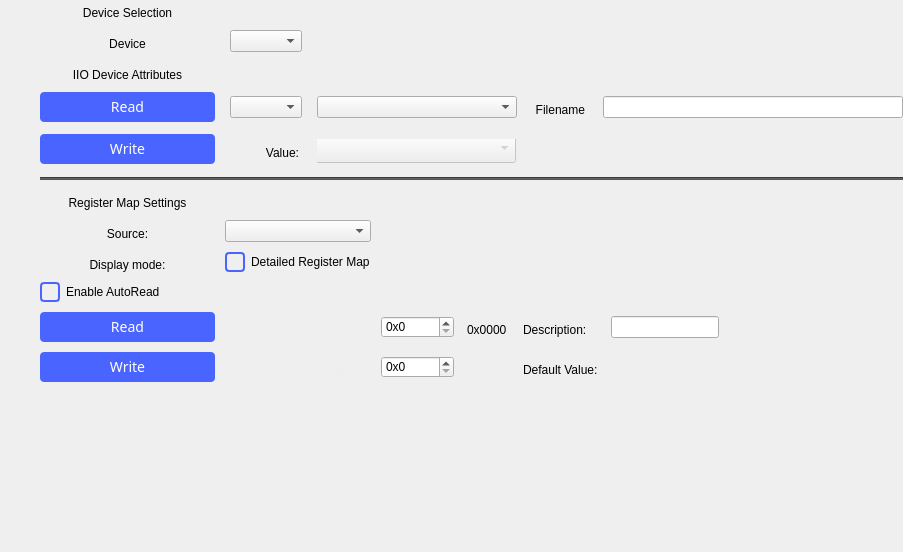
analogdevicesinc/scopy, file ui/debugger.ui: the form before one commit.
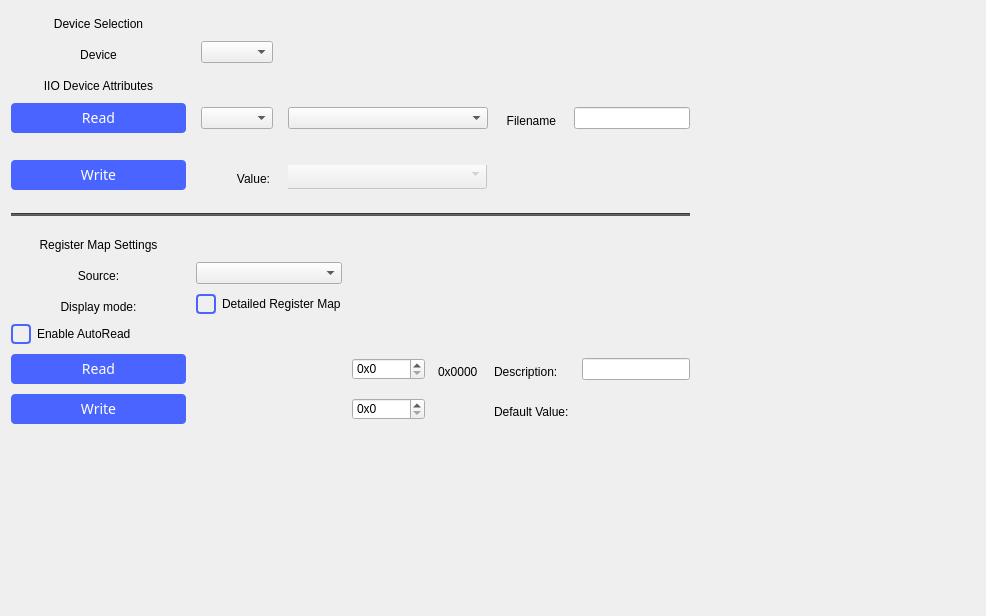
The form after the commit.

Commit message: Debugger: Modified run_button for app crash when closing 	  Clean Ui and fixed tool bar from shifting

The edit to the form file:
```diff
--- a/ui/debugger.ui
+++ b/ui/debugger.ui
@@ -9,12 +9,12 @@
    <rect>
     <x>0</x>
     <y>0</y>
-    <width>987</width>
-    <height>629</height>
+    <width>986</width>
+    <height>616</height>
    </rect>
   </property>
   <property name="sizePolicy">
-   <sizepolicy hsizetype="Maximum" vsizetype="Maximum">
+   <sizepolicy hsizetype="MinimumExpanding" vsizetype="MinimumExpanding">
     <horstretch>0</horstretch>
     <verstretch>0</verstretch>
    </sizepolicy>
@@ -95,70 +95,44 @@
 
 </string>
   </property>
-  <layout class="QVBoxLayout" name="verticalLayout_2">
-   <property name="spacing">
-    <number>0</number>
-   </property>
-   <property name="sizeConstraint">
-    <enum>QLayout::SetFixedSize</enum>
-   </property>
-   <property name="leftMargin">
-    <number>0</number>
-   </property>
-   <property name="topMargin">
-    <number>0</number>
-   </property>
-   <property name="rightMargin">
-    <number>0</number>
-   </property>
-   <property name="bottomMargin">
-    <number>0</number>
-   </property>
-   <item>
     <layout class="QHBoxLayout" name="horizontalLayout_2">
      <property name="spacing">
       <number>0</number>
      </property>
      <property name="sizeConstraint">
-      <enum>QLayout::SetFixedSize</enum>
+    <enum>QLayout::SetDefaultConstraint</enum>
+   </property>
+   <property name="leftMargin">
+    <number>0</number>
      </property>
      <property name="topMargin">
       <number>0</number>
      </property>
+   <property name="rightMargin">
+    <number>0</number>
+   </property>
      <property name="bottomMargin">
       <number>0</number>
      </property>
      <item>
-      <spacer name="horizontalSpacer">
-       <property name="orientation">
-        <enum>Qt::Horizontal</enum>
-       </property>
-       <property name="sizeHint" stdset="0">
-        <size>
-         <width>40</width>
-         <height>20</height>
-        </size>
-       </property>
-      </spacer>
-     </item>
-     <item>
+    <widget class="QWidget" name="container" native="true">
+     <property name="sizePolicy">
+      <sizepolicy hsizetype="Expanding" vsizetype="Expanding">
+       <horstretch>0</horstretch>
+       <verstretch>0</verstretch>
+      </sizepolicy>
+     </property>
+     <property name="styleSheet">
+      <string notr="true"/>
+     </property>
       <layout class="QVBoxLayout" name="verticalLayout">
-       <property name="spacing">
-        <number>0</number>
-       </property>
-       <property name="sizeConstraint">
-        <enum>QLayout::SetFixedSize</enum>
-       </property>
-       <property name="topMargin">
-        <number>0</number>
-       </property>
-       <property name="bottomMargin">
-        <number>0</number>
+      <property name="rightMargin">
+       <number>9</number>
        </property>
        <item>
         <widget class="QWidget" name="DebugWidget_Top" native="true">
          <property name="sizePolicy">
-          <sizepolicy hsizetype="Preferred" vsizetype="Minimum">
+         <sizepolicy hsizetype="Preferred" vsizetype="Preferred">
            <horstretch>0</horstretch>
            <verstretch>0</verstretch>
           </sizepolicy>
@@ -177,7 +151,7 @@
            <number>0</number>
           </property>
           <property name="sizeConstraint">
-           <enum>QLayout::SetFixedSize</enum>
+          <enum>QLayout::SetDefaultConstraint</enum>
           </property>
           <property name="leftMargin">
            <number>0</number>
@@ -192,9 +166,9 @@
            <number>0</number>
           </property>
           <item>
-           <layout class="QGridLayout" name="gridLayout" rowstretch="0,0,0,0,0,0">
+          <layout class="QGridLayout" name="gridLayout" rowstretch="0,0,0,0,0,0,0,0">
             <property name="sizeConstraint">
-             <enum>QLayout::SetFixedSize</enum>
+            <enum>QLayout::SetDefaultConstraint</enum>
             </property>
             <property name="bottomMargin">
              <number>10</number>
@@ -205,6 +179,19 @@
             <property name="verticalSpacing">
              <number>10</number>
             </property>
+           <item row="6" column="1">
+            <widget class="QLabel" name="ValueLabel">
+             <property name="layoutDirection">
+              <enum>Qt::LeftToRight</enum>
+             </property>
+             <property name="text">
+              <string>Value:</string>
+             </property>
+             <property name="alignment">
+              <set>Qt::AlignRight|Qt::AlignTrailing|Qt::AlignVCenter</set>
+             </property>
+            </widget>
+           </item>
             <item row="3" column="0">
              <widget class="QLabel" name="IIODeviceAttributesLabel">
               <property name="text">
@@ -215,57 +202,29 @@
               </property>
              </widget>
             </item>
-            <item row="4" column="3">
-             <widget class="QLabel" name="FilenameLabel">
-              <property name="styleSheet">
-               <string notr="true"/>
-              </property>
-              <property name="text">
-               <string>Filename</string>
-              </property>
-              <property name="alignment">
-               <set>Qt::AlignRight|Qt::AlignTrailing|Qt::AlignVCenter</set>
-              </property>
-             </widget>
-            </item>
-            <item row="4" column="4">
-             <widget class="QLineEdit" name="filenameLineEdit">
-              <property name="sizePolicy">
-               <sizepolicy hsizetype="Expanding" vsizetype="Fixed">
-                <horstretch>0</horstretch>
-                <verstretch>0</verstretch>
-               </sizepolicy>
-              </property>
-              <property name="minimumSize">
+           <item row="7" column="0">
+            <spacer name="verticalSpacer_2">
+             <property name="orientation">
+              <enum>Qt::Vertical</enum>
+             </property>
+             <property name="sizeHint" stdset="0">
                <size>
-                <width>300</width>
-                <height>0</height>
-               </size>
-              </property>
-              <property name="maximumSize">
-               <size>
-                <width>200</width>
-                <height>16777215</height>
-               </size>
-              </property>
+               <width>20</width>
+               <height>40</height>
+              </size>
+             </property>
+            </spacer>
+           </item>
+           <item row="2" column="0">
+            <widget class="QLabel" name="DeviceLabel">
               <property name="styleSheet">
                <string notr="true"/>
               </property>
-              <property name="readOnly">
-               <bool>true</bool>
-              </property>
-             </widget>
-            </item>
-            <item row="5" column="1">
-             <widget class="QLabel" name="ValueLabel">
-              <property name="layoutDirection">
-               <enum>Qt::LeftToRight</enum>
-              </property>
               <property name="text">
-               <string>Value:</string>
+              <string>Device</string>
               </property>
               <property name="alignment">
-               <set>Qt::AlignRight|Qt::AlignTrailing|Qt::AlignVCenter</set>
+              <set>Qt::AlignCenter</set>
               </property>
              </widget>
             </item>
@@ -276,13 +235,29 @@
               </property>
              </widget>
             </item>
+           <item row="4" column="0">
+            <widget class="QPushButton" name="ReadButton">
+             <property name="text">
+              <string>Read</string>
+             </property>
+            </widget>
+           </item>
             <item row="4" column="1">
              <widget class="QComboBox" name="ChannelComboBox"/>
             </item>
-            <item row="5" column="0">
-             <widget class="QPushButton" name="WriteButton">
+           <item row="2" column="1">
+            <widget class="QComboBox" name="DevicecomboBox"/>
+           </item>
+           <item row="4" column="3">
+            <widget class="QLabel" name="FilenameLabel">
+             <property name="styleSheet">
+              <string notr="true"/>
+             </property>
               <property name="text">
-               <string>Write</string>
+              <string>Filename</string>
+             </property>
+             <property name="alignment">
+              <set>Qt::AlignRight|Qt::AlignTrailing|Qt::AlignVCenter</set>
               </property>
              </widget>
             </item>
@@ -299,30 +274,42 @@
               </property>
              </widget>
             </item>
-            <item row="2" column="0">
-             <widget class="QLabel" name="DeviceLabel">
+           <item row="6" column="0">
+            <widget class="QPushButton" name="WriteButton">
+             <property name="text">
+              <string>Write</string>
+             </property>
+            </widget>
+           </item>
+           <item row="4" column="4">
+            <widget class="QLineEdit" name="filenameLineEdit">
+             <property name="sizePolicy">
+              <sizepolicy hsizetype="Expanding" vsizetype="Fixed">
+               <horstretch>0</horstretch>
+               <verstretch>0</verstretch>
+              </sizepolicy>
+             </property>
+             <property name="minimumSize">
+              <size>
+               <width>0</width>
+               <height>0</height>
+              </size>
+             </property>
+             <property name="maximumSize">
+              <size>
+               <width>200</width>
+               <height>16777215</height>
+              </size>
+             </property>
               <property name="styleSheet">
                <string notr="true"/>
               </property>
-              <property name="text">
-               <string>Device</string>
-              </property>
-              <property name="alignment">
-               <set>Qt::AlignCenter</set>
-              </property>
-             </widget>
-            </item>
-            <item row="2" column="1">
-             <widget class="QComboBox" name="DevicecomboBox"/>
-            </item>
-            <item row="4" column="0">
-             <widget class="QPushButton" name="ReadButton">
-              <property name="text">
-               <string>Read</string>
-              </property>
-             </widget>
-            </item>
-            <item row="5" column="2">
+             <property name="readOnly">
+              <bool>true</bool>
+             </property>
+            </widget>
+           </item>
+           <item row="6" column="2">
              <widget class="QStackedWidget" name="valueStackedWidget">
               <property name="enabled">
                <bool>false</bool>
@@ -386,6 +373,22 @@
               </widget>
              </widget>
             </item>
+           <item row="5" column="0">
+            <spacer name="verticalSpacer_3">
+             <property name="orientation">
+              <enum>Qt::Vertical</enum>
+             </property>
+             <property name="sizeType">
+              <enum>QSizePolicy::Fixed</enum>
+             </property>
+             <property name="sizeHint" stdset="0">
+              <size>
+               <width>20</width>
+               <height>15</height>
+              </size>
+             </property>
+            </spacer>
+           </item>
            </layout>
           </item>
          </layout>
@@ -417,7 +420,7 @@
            <number>0</number>
           </property>
           <property name="sizeConstraint">
-           <enum>QLayout::SetFixedSize</enum>
+          <enum>QLayout::SetDefaultConstraint</enum>
           </property>
           <property name="leftMargin">
            <number>0</number>
@@ -434,7 +437,7 @@
           <item>
            <layout class="QGridLayout" name="gridLayout_2">
             <property name="sizeConstraint">
-             <enum>QLayout::SetFixedSize</enum>
+            <enum>QLayout::SetDefaultConstraint</enum>
             </property>
             <property name="topMargin">
              <number>10</number>
@@ -611,20 +614,9 @@
         </widget>
        </item>
        <item>
-        <layout class="QHBoxLayout" name="horizontalLayout1">
-         <property name="spacing">
-          <number>0</number>
-         </property>
-         <property name="sizeConstraint">
-          <enum>QLayout::SetDefaultConstraint</enum>
-         </property>
-         <property name="topMargin">
-          <number>0</number>
-         </property>
-         <item>
           <widget class="QWidget" name="widget" native="true">
            <property name="sizePolicy">
-            <sizepolicy hsizetype="Expanding" vsizetype="Fixed">
+         <sizepolicy hsizetype="Preferred" vsizetype="MinimumExpanding">
              <horstretch>0</horstretch>
              <verstretch>0</verstretch>
             </sizepolicy>
@@ -660,11 +652,34 @@
            </layout>
           </widget>
          </item>
-        </layout>
-       </item>
-      </layout>
-     </item>
-    </layout>
+      <item>
+       <spacer name="verticalSpacer">
+        <property name="orientation">
+         <enum>Qt::Vertical</enum>
+        </property>
+        <property name="sizeHint" stdset="0">
+         <size>
+          <width>20</width>
+          <height>40</height>
+         </size>
+        </property>
+       </spacer>
+      </item>
+     </layout>
+    </widget>
+   </item>
+   <item>
+    <spacer name="horizontalSpacer">
+     <property name="orientation">
+      <enum>Qt::Horizontal</enum>
+     </property>
+     <property name="sizeHint" stdset="0">
+      <size>
+       <width>40</width>
+       <height>20</height>
+      </size>
+     </property>
+    </spacer>
    </item>
   </layout>
  </widget>
```
Left out of the diff: 4 changed lines with no effect on the pictures. Lines whose indentation alone changed are shown as unchanged. The commit also changes 6 other files.
